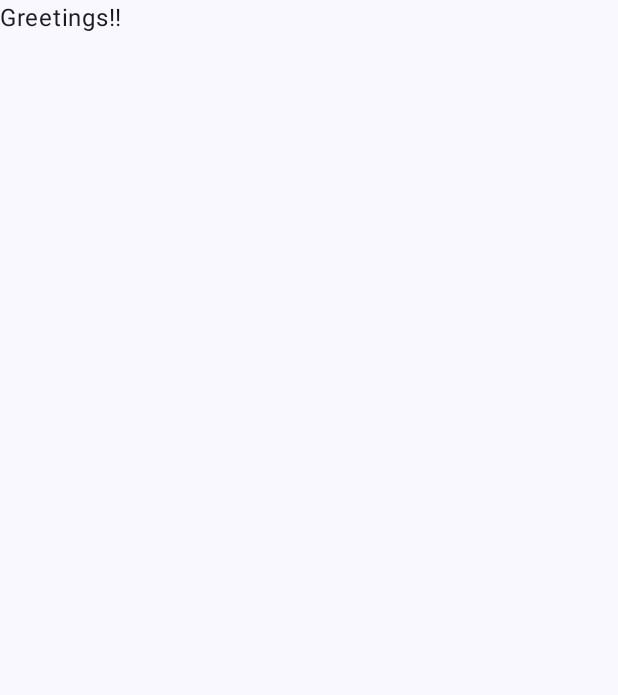
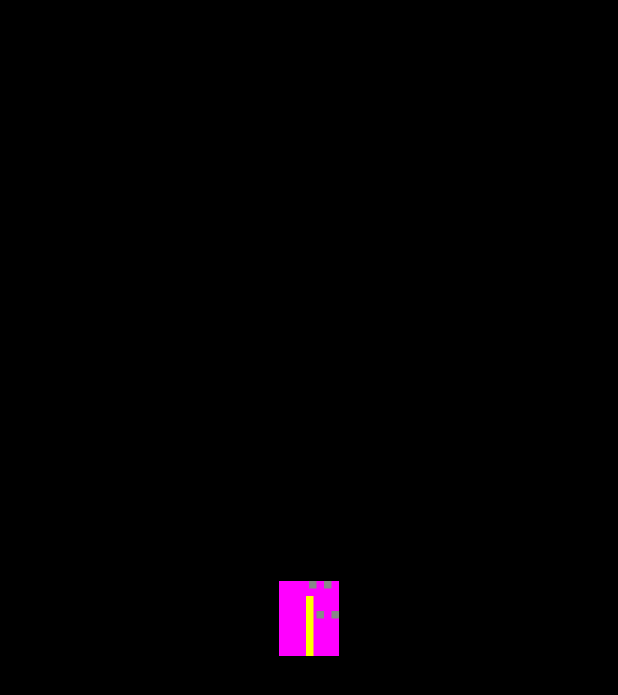
Before and after one commit to rafambn/FrameProgressBar, an Android app built with Jetpack Compose: the screen it shows after launch (MainActivity), on a phone screen of 412 x 824 dp. Before the commit the part shown is almost empty. Shown: the top 695 px of the screen. Run offline under Robolectric (Android 15) with nearby library versions, the phone set to English and light mode, and no system bars.

Commit message:
Base implementation of FrameProgressBarCompose

```diff
--- /dev/null
+++ b/FrameProgressBar/src/main/java/com/rafambn/frameprogressbar/composablePart/Components.kt
@@ -0,0 +1,85 @@
+package com.rafambn.frameprogressbar.composablePart
+
+import androidx.compose.foundation.layout.Spacer
+import androidx.compose.foundation.layout.size
+import androidx.compose.runtime.Composable
+import androidx.compose.ui.Modifier
+import androidx.compose.ui.draw.drawBehind
+import androidx.compose.ui.geometry.Offset
+import androidx.compose.ui.graphics.Color
+import androidx.compose.ui.unit.Dp
+import androidx.compose.ui.unit.dp
+import androidx.compose.ui.unit.DpSize
+
+@Composable
+fun Pointer(
+    modifier: Modifier = Modifier,
+    pointer: MarkerCompose = MarkerCompose(
+        width = 5.dp,
+        height = 40.dp,
+        topOffset = 0.dp,
+        color = Color.Yellow
+    )
+) {
+    Spacer(
+        modifier
+            .size(pointer.width, pointer.height + pointer.topOffset)
+            .drawBehind {
+                pointer.bitmap?.let { bitmap ->
+                    drawImage(
+                        image = bitmap,
+                        topLeft = Offset(
+                            pointer.width.toPx(),
+                            pointer.topOffset.toPx()
+                        )
+                    )
+                } ?: run {
+                    drawRect(
+                        color = pointer.color,
+                        topLeft = Offset(
+                            0F,
+                            pointer.topOffset.toPx()
+                        ),
+                        size = DpSize(pointer.width, pointer.height).toSize()
+                    )
+                }
+            }
+    )
+}
+
+@Composable
+fun Markers(
+    modifier: Modifier = Modifier,
+    markersList: List<MarkerCompose>
+) {
+    val mOffsets = mutableListOf<Dp>()
+    mOffsets.clear()
+    var tempOffset: Dp = 0.dp
+    markersList.forEach {
+        mOffsets.add(tempOffset)
+        tempOffset += it.width
+    }
+    Spacer(
+        modifier
+            .size(
+                markersList.sumOf { it.width.value.toInt() }.dp,
+                markersList.maxOf { it.height + it.topOffset }
+            )
+            .drawBehind {
+                markersList.forEachIndexed { index, marker ->
+                    marker.bitmap?.let { bitmap ->
+                        drawImage(
+                            image = bitmap,
+                            topLeft = Offset(mOffsets[index].toPx(), marker.topOffset.toPx())
+                        )
+                    } ?: run {
+                        drawRect(
+                            color = marker.color,
+                            topLeft = Offset(mOffsets[index].toPx(), marker.topOffset.toPx()),
+                            size = DpSize(marker.width, marker.height).toSize()
+                        )
+                    }
+                }
+            }
+    )
+}
--- /dev/null
+++ b/FrameProgressBar/src/main/java/com/rafambn/frameprogressbar/composablePart/FrameProgressBarComponents.kt
@@ -0,0 +1,6 @@
+package com.rafambn.frameprogressbar.composablePart
+
+enum class FrameProgressBarComponents {
+    POINTER,
+    TRACK
+}
--- /dev/null
+++ b/FrameProgressBar/src/main/java/com/rafambn/frameprogressbar/composablePart/FrameProgressBarCompose.kt
@@ -0,0 +1,130 @@
+package com.rafambn.frameprogressbar.composablePart
+
+import androidx.compose.foundation.MutatePriority
+import androidx.compose.foundation.MutatorMutex
+import androidx.compose.foundation.background
+import androidx.compose.foundation.focusable
+import androidx.compose.foundation.gestures.DragScope
+import androidx.compose.foundation.gestures.DraggableState
+import androidx.compose.foundation.gestures.detectDragGestures
+import androidx.compose.foundation.gestures.draggable
+import androidx.compose.foundation.layout.Box
+import androidx.compose.foundation.layout.requiredSizeIn
+import androidx.compose.foundation.layout.wrapContentSize
+import androidx.compose.material.minimumInteractiveComponentSize
+import androidx.compose.runtime.Composable
+import androidx.compose.runtime.LaunchedEffect
+import androidx.compose.runtime.MutableState
+import androidx.compose.runtime.getValue
+import androidx.compose.runtime.mutableFloatStateOf
+import androidx.compose.runtime.mutableStateOf
+import androidx.compose.runtime.remember
+import androidx.compose.runtime.rememberUpdatedState
+import androidx.compose.runtime.setValue
+import androidx.compose.ui.Modifier
+import androidx.compose.ui.draw.clipToBounds
+import androidx.compose.ui.graphics.Color
+import androidx.compose.ui.input.pointer.consumeAllChanges
+import androidx.compose.ui.input.pointer.pointerInput
+import androidx.compose.ui.layout.Layout
+import androidx.compose.ui.layout.layoutId
+import androidx.compose.ui.unit.Dp
+import androidx.compose.ui.unit.dp
+import com.rafambn.frameprogressbar.enums.CoercePointer
+import com.rafambn.frameprogressbar.enums.Movement
+import com.rafambn.frameprogressbar.enums.PointerSelection
+import kotlinx.coroutines.coroutineScope
+import kotlin.math.max
+import kotlin.math.min
+
+@Composable
+fun FrameProgressBarCompose(
+    modifier: Modifier = Modifier,
+    movement: Movement = Movement.CONTINUOUS,
+    pointerSelection: PointerSelection = PointerSelection.CENTER,
+    coercedPointer: CoercePointer = CoercePointer.NOT_COERCED,
+    pointer: MarkerCompose = MarkerCompose(
+        width = 5.dp,
+        height = 40.dp,
+        topOffset = 10.dp,
+        color = Color.Yellow
+    ),
+    markers: List<MarkerCompose>,
+    value: Float,
+    onValueChange: (Float) -> Unit,
+    onValueChangeStarted: (() -> Unit)?,
+    onValueChangeFinished: (() -> Unit)?,
+    enabled: Boolean = true,
+) {
+    var localValue by remember { mutableFloatStateOf(value) }
+    val onValueChangeState = rememberUpdatedState<(Float) -> Unit> {
+        if (it != value) {
+            onValueChange(it)
+        }
+    }
+
+    LaunchedEffect(value) {
+        localValue = value
+    }
+
+    Layout(
+        {
+            Box(modifier = Modifier.layoutId(FrameProgressBarComponents.POINTER)) { Pointer(pointer = pointer) }
+            Box(modifier = Modifier.layoutId(FrameProgressBarComponents.TRACK)) { Markers(markersList = markers) }
+        },
+        modifier = modifier
+            .minimumInteractiveComponentSize()
+            .wrapContentSize()
+            .requiredSizeIn(
+                minWidth = markers.sumOf { it.width.value.toInt() }.dp,
+                minHeight = maxOf(
+                    markers.maxOf { it.height + it.topOffset },
+                    pointer.height + pointer.topOffset
+                )
+            )
+            .focusable(enabled)
+            .background(Color.Magenta)
+            .clipToBounds()
+            .pointerInput(Unit) {
+                detectDragGestures { change, dragAmount ->
+                    change.consume()
+                    val newValue = localValue + dragAmount.x
+                    val coercedValue = newValue.coerceIn(0f, markers.sumOf { it.width.value.toInt() }.dp.toPx())
+                    onValueChangeState.value.invoke(coercedValue)
+                }
+            }
+    ) { measurables, constraints ->
+
+        val pointerPlaceable = measurables.first {
+            it.layoutId == FrameProgressBarComponents.POINTER
+        }.measure(constraints)
+
+
+        val markersPlaceable = measurables.first {
+            it.layoutId == FrameProgressBarComponents.TRACK
+        }.measure(constraints)
+
+        val progressBarWidth = markersPlaceable.width
+        val progressBarHeight = max(markersPlaceable.height, pointerPlaceable.height)
+
+
+        val markersOffsetX = progressBarWidth / 2
+        val markersOffsetY = 0
+        val pointerOffsetX = progressBarWidth / 2 - pointer.width.toPx().toInt() / 2
+        val pointerOffsetY = 0
+
+        layout(
+            progressBarWidth,
+            progressBarHeight
+        ) {
+            markersPlaceable.placeRelative(
+                markersOffsetX - localValue.toInt(),
+                markersOffsetY
+            )
+            pointerPlaceable.placeRelative(
+                pointerOffsetX,
+                pointerOffsetY
+            )
+        }
+    }
+}
--- /dev/null
+++ b/FrameProgressBar/src/main/java/com/rafambn/frameprogressbar/composablePart/MarkerCompose.kt
@@ -0,0 +1,14 @@
+package com.rafambn.frameprogressbar.composablePart
+
+import androidx.compose.ui.graphics.Color
+import androidx.compose.ui.graphics.ImageBitmap
+import androidx.compose.ui.unit.Dp
+import androidx.compose.ui.unit.dp
+
+data class MarkerCompose(
+    var width: Dp = 5.dp,
+    var height: Dp = 5.dp,
+    var topOffset: Dp = 0.dp,
+    var color: Color = Color.Gray,
+    var bitmap: ImageBitmap? = null
+)
--- a/app/src/main/java/com/rafambn/myapplication/MainActivity.kt
+++ b/app/src/main/java/com/rafambn/myapplication/MainActivity.kt
@@ -3,13 +3,20 @@ package com.rafambn.myapplication
 import android.os.Bundle
 import androidx.activity.ComponentActivity
 import androidx.activity.compose.setContent
+import androidx.compose.foundation.background
+import androidx.compose.foundation.layout.Box
 import androidx.compose.foundation.layout.fillMaxSize
-import androidx.compose.material3.MaterialTheme
 import androidx.compose.material3.Surface
-import androidx.compose.material3.Text
 import androidx.compose.runtime.Composable
+import androidx.compose.runtime.mutableStateOf
+import androidx.compose.runtime.remember
+import androidx.compose.ui.Alignment
 import androidx.compose.ui.Modifier
+import androidx.compose.ui.graphics.Color
 import androidx.compose.ui.tooling.preview.Preview
+import androidx.compose.ui.unit.dp
+import com.rafambn.frameprogressbar.composablePart.FrameProgressBarCompose
+import com.rafambn.frameprogressbar.composablePart.MarkerCompose
 import com.rafambn.myapplication.theme.MyApplicationTheme
 
 class MainActivity : ComponentActivity() {
@@ -18,13 +25,31 @@ class MainActivity : ComponentActivity() {
         super.onCreate(savedInstanceState)
         setContent {
             MyApplicationTheme {
-
-                // A surface container using the 'background' color from the theme
-                Surface(
-                    modifier = Modifier.fillMaxSize(),
-                    color = MaterialTheme.colorScheme.background
-                ) {
-                    Greeting()
+                Surface(color = Color.Black, modifier = Modifier.fillMaxSize()) {
+                    var pointer = MarkerCompose()
+                    var markers = listOf(
+                        MarkerCompose(),
+                        MarkerCompose(topOffset = 20.dp),
+                        MarkerCompose(),
+                        MarkerCompose(topOffset = 20.dp),
+                        MarkerCompose(),
+                        MarkerCompose(topOffset = 20.dp),
+                        MarkerCompose(),
+                        MarkerCompose(topOffset = 20.dp)
+                    )
+                    Box() {
+                        val teste = remember { mutableStateOf(0F)}
+                        FrameProgressBarCompose(
+                            markers = markers,
+                            value = teste.value,
+                            onValueChange = {
+                                teste.value = it
+                            },
+                            onValueChangeStarted = { /*TODO*/ },
+                            onValueChangeFinished = { /*TODO*/ },
+                            modifier = Modifier.align(Alignment.Center)
+                        )
+                    }
                 }
             }
         }
@@ -32,15 +57,32 @@ class MainActivity : ComponentActivity() {
 }
 
 
-@Composable
-fun Greeting(modifier: Modifier = Modifier) {
-    Text("Greetings!!")
-}
-
 @Preview(showBackground = true)
 @Composable
 fun GreetingPreview() {
     MyApplicationTheme {
-        Greeting()
+        var markers = listOf(
+            MarkerCompose(),
+            MarkerCompose(topOffset = 20.dp),
+            MarkerCompose(),
+            MarkerCompose(topOffset = 20.dp),
+            MarkerCompose(),
+            MarkerCompose(topOffset = 20.dp),
+            MarkerCompose(),
+            MarkerCompose(topOffset = 20.dp)
+        )
+        Box() {
+            val teste = remember { mutableStateOf(0F)}
+            FrameProgressBarCompose(
+                markers = markers,
+                value = teste.value,
+                onValueChange = {
+                    teste.value = it
+                },
+                onValueChangeStarted = { /*TODO*/ },
+                onValueChangeFinished = { /*TODO*/ },
+                modifier = Modifier.align(Alignment.Center)
+            )
+        }
     }
 }
```
Also changed, not shown: FrameProgressBar/src/main/java/com/rafambn/frameprogressbar/FrameProgressBar.kt (+4 -4 lines).
